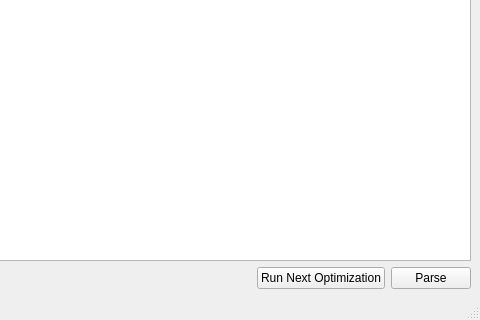
First picture: the form in gui_main_window.ui, repository ralphtandetzky/decompose_imf_batch, before the edit; both pictures show x 100 to 580 and y 145 to 465 of the 580 by 465 pixel window.
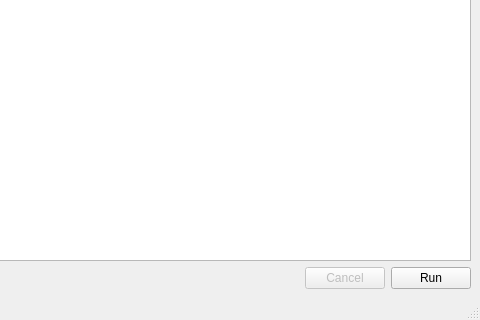
Second picture: the form after the edit.

Commit message: Redesigned the workflow of the gui. Operations can now be cancelled.

What changed in the file:
```diff
--- a/gui_main_window.ui
+++ b/gui_main_window.ui
@@ -34,16 +34,19 @@
        </spacer>
       </item>
       <item>
-       <widget class="QPushButton" name="runNextOptimizationPushButton">
+       <widget class="QPushButton" name="cancelRunButton">
+        <property name="enabled">
+         <bool>false</bool>
+        </property>
         <property name="text">
-         <string>Run Next Optimization</string>
+         <string>Cancel</string>
         </property>
        </widget>
       </item>
       <item>
        <widget class="QPushButton" name="parsePushButton">
         <property name="text">
-         <string>Parse</string>
+         <string>Run</string>
         </property>
        </widget>
       </item>
```
Left out of the diff: 28 changed lines with no effect on the pictures. The commit also changes 2 other files.
